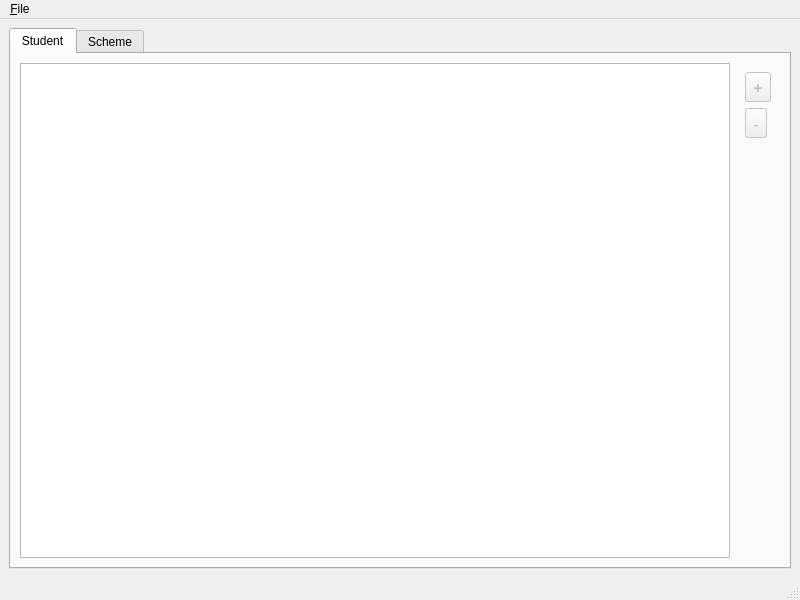
Before: the Qt Designer form study-to-think/mainwindow.ui in brokencuph/study-to-think, drawn with Qt 5.
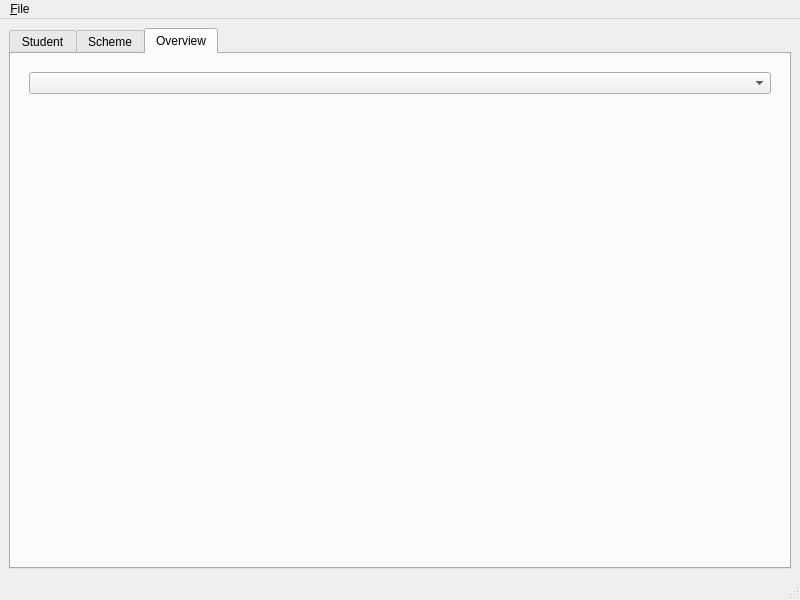
After: the same form once the commit is applied. The open tabs and pages were chosen to show the change.

Commit message: overview tab & the combobox selections

The edit to the form file:
```diff
--- a/study-to-think/mainwindow.ui
+++ b/study-to-think/mainwindow.ui
@@ -131,6 +131,25 @@
         </item>
        </layout>
       </widget>
+      <widget class="QWidget" name="tabOverview">
+       <attribute name="title">
+        <string>Overview</string>
+       </attribute>
+       <layout class="QHBoxLayout" name="horizontalLayout_4">
+        <item>
+         <widget class="QWidget" name="widget_3" native="true">
+          <layout class="QVBoxLayout" name="verticalLayout_3">
+           <item>
+            <widget class="QComboBox" name="comboOverview"/>
+           </item>
+           <item>
+            <widget class="QWidget" name="widgetOverview" native="true"/>
+           </item>
+          </layout>
+         </widget>
+        </item>
+       </layout>
+      </widget>
      </widget>
     </item>
    </layout>
```
The commit also changes 2 other files.
